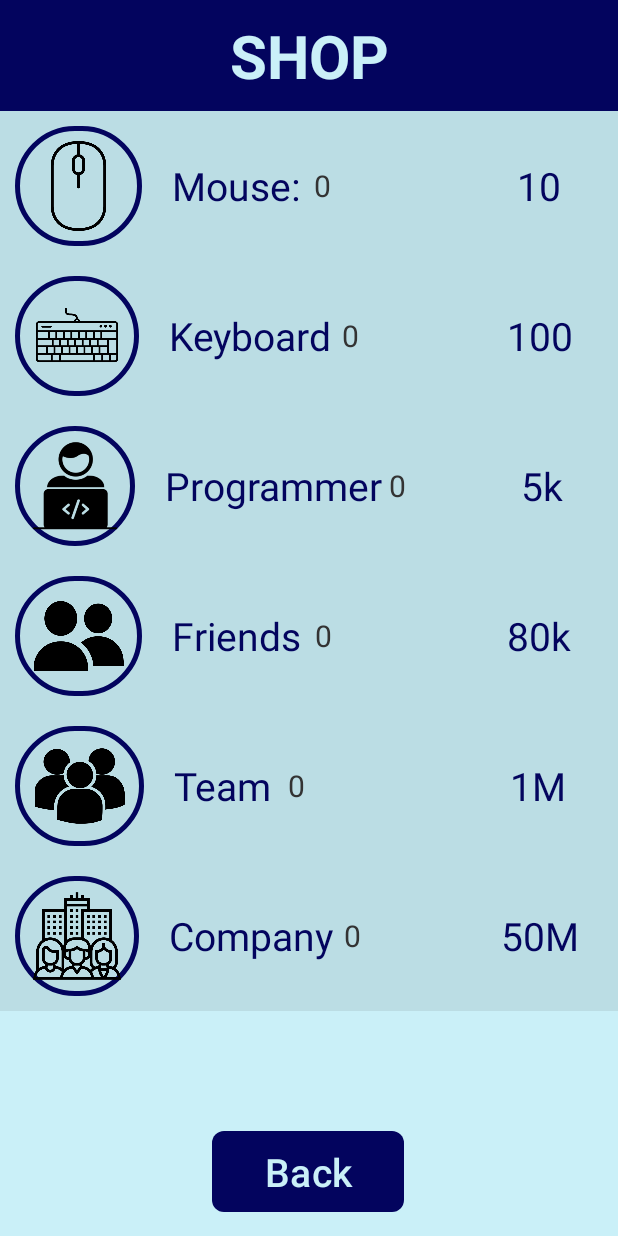
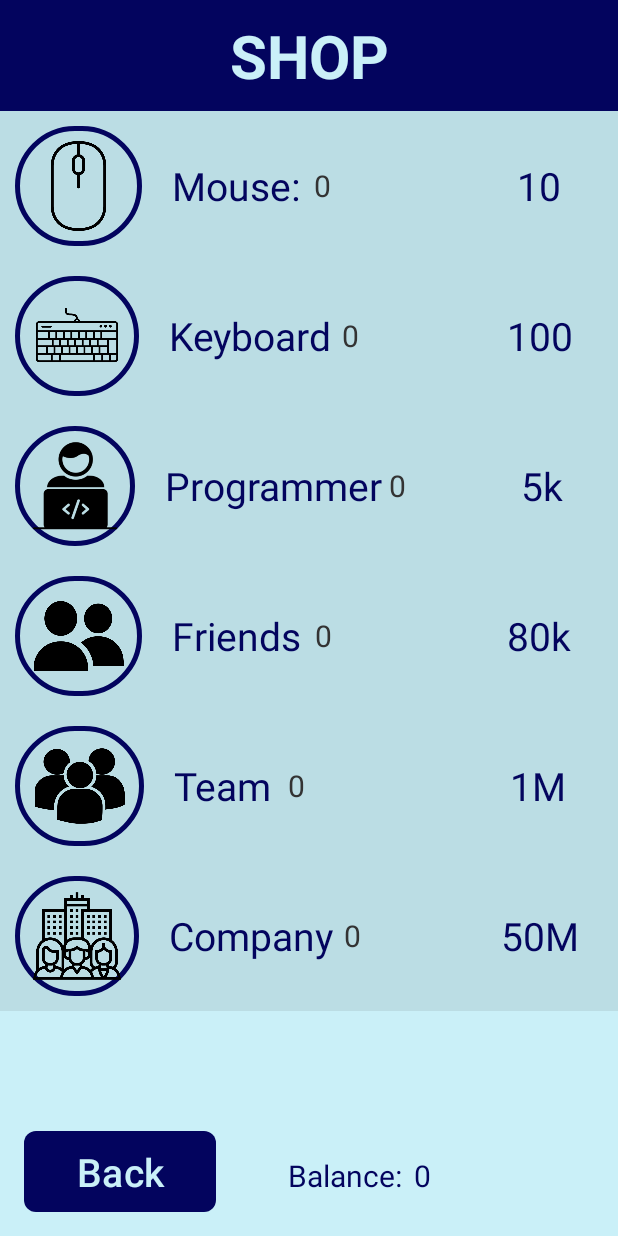
Before and after one commit to yelyseiruban/computerClicker, an Android app: the layout activity_shop.xml on its own in the app's theme, with its tools: preview values and no code run, on a phone screen of 412 x 824 dp. Run offline under Robolectric (Android 15) with nearby library versions, the phone set to English and light mode, and no system bars.

```diff
--- a/app/src/main/java/com/example/clicker/ClickAction.kt
+++ b/app/src/main/java/com/example/clicker/ClickAction.kt
@@ -2,7 +2,8 @@ package com.example.clicker
 
 class ClickAction(val gameState: GameState) {
     fun clickOnComputer() {
-        gameState.pointsCount+=gameState.pointsPerClick
+        val newPointsCount = gameState.pointsCount + gameState.pointsPerClick
+        gameState.updatePointsCount(newPointsCount)
     }
 
     fun getPointsCount(): Long {
--- /dev/null
+++ b/app/src/main/java/com/example/clicker/Observer.kt
@@ -0,0 +1,18 @@
+package com.example.clicker
+
+interface Observer {
+    val listeners: MutableList<(GameState) -> Unit>
+    fun addObserver(listener: (GameState) -> Unit)
+
+    fun removeObserver(listener: (GameState) -> Unit)
+
+    fun notifyObservers()
+
+    fun updateState(newState: GameState)
+
+    fun updatePointsCount(pointsCount: Long)
+
+    fun updatePointsPerSecond(pointsPerSecond: Int)
+
+
+}
--- a/app/src/main/java/com/example/clicker/activities/ShopActivity.kt
+++ b/app/src/main/java/com/example/clicker/activities/ShopActivity.kt
@@ -10,7 +10,7 @@ import android.widget.TextView
 import com.example.clicker.GameState
 import com.example.clicker.R
 import com.example.clicker.StateAct
-import com.example.clicker.formatPrice
+import com.example.clicker.formatNumber
 import com.example.clicker.shop.Item
 import com.example.clicker.shop.ItemName
 import com.example.clicker.shop.Shop
@@ -19,11 +19,24 @@ class ShopActivity : AppCompatActivity() {
     private lateinit var stateAct: StateAct
     private lateinit var gameState: GameState
     private lateinit var shop: Shop
+    private lateinit var tvBalance: TextView
+
+    private val gameStateObserver: (GameState) -> Unit = { newState ->
+        // Update your UI based on the newState
+        updateUI(newState)
+    }
+
+    private fun updateUI(gameState: GameState) {
+        tvBalance.text = gameState.pointsCount.toString()
+    }
+
+
     override fun onCreate(savedInstanceState: Bundle?) {
         super.onCreate(savedInstanceState)
         setContentView(R.layout.activity_shop)
         stateAct = StateAct(this)
         gameState = stateAct.load()
+        gameState.addObserver(gameStateObserver)
         shop = Shop(gameState)
 
         initShop()
@@ -59,20 +72,12 @@ class ShopActivity : AppCompatActivity() {
         val tvCompanyCount: TextView = findViewById(R.id.tvCompanyCount)
         val tvCompanyPrice: TextView = findViewById(R.id.tvCompanyPrice)
         val ivCompany: ImageView = findViewById(R.id.ivCompany)
+        tvBalance = findViewById(R.id.tvBalance)
         val setInitItemValues = { tvCount: TextView,  tvPrice: TextView, item: Item ->
-            println("something")
-            println(item.itemName)
-            println(item.boughtTimes)
             tvCount.text = item.boughtTimes.toString()
-            tvPrice.text = item.getCurrentPrice().toString()
-
+            tvPrice.text = formatNumber(item.getCurrentPrice())
         }
-//        shop.items.forEach { item ->
-//            run {
-//                println(item.key)
-//                println(item.value.boughtTimes)
-//            }
-//        }
+        tvBalance.text = formatNumber(shop.gameState.pointsCount)
         shop.items.forEach { item ->
             when (item.key) {
                 ItemName.MOUSE -> {
@@ -110,9 +115,10 @@ class ShopActivity : AppCompatActivity() {
         if(shop.buy(itemName)) {
             var itemCount = tvCount.text.toString().toInt()
             itemCount++
-            tvCount.setText(itemCount.toString())
-            val formattedPrice = formatPrice(shop.items[itemName]!!.getCurrentPrice())
-            tvPrice.setText(formattedPrice)
+            tvCount.text = itemCount.toString()
+            val formattedPrice = formatNumber(shop.items[itemName]!!.getCurrentPrice())
+            tvPrice.text = formattedPrice
+            tvBalance.text = shop.gameState.pointsCount.toString()
             successAnimation(ivIcon)
         } else {
             failAnimation(ivIcon)
--- a/app/src/main/java/com/example/clicker/formatPrice.kt
+++ b/app/src/main/java/com/example/clicker/formatNumber.kt
@@ -1,6 +1,6 @@
 package com.example.clicker
 
-fun formatPrice(number: Long): String {
+fun formatNumber(number: Long): String {
     var doubleNumber = number.toDouble()
     when {
         (number >= 1_000_000_000_000L) -> {
--- a/app/src/main/res/anim/fail.xml
+++ b/app/src/main/res/anim/fail.xml
@@ -4,17 +4,17 @@
     android:interpolator="@android:anim/linear_interpolator"
     android:fillAfter="true">
     <translate
-        android:fromXDelta="100%"
-        android:toXDelta="-20%"
-        android:duration="300" />
+        android:fromXDelta="0dp"
+        android:toXDelta="20dp"
+        android:duration="100" />
     <translate
-        android:startOffset="500"
-        android:fromXDelta="-20%"
-        android:toXDelta="10%"
-        android:duration="150" />
+        android:startOffset="100"
+        android:fromXDelta="20dp"
+        android:toXDelta="-20dp"
+        android:duration="100" />
     <translate
-        android:startOffset="1000"
-        android:fromXDelta="10%"
-        android:toXDelta="0"
+        android:startOffset="200"
+        android:fromXDelta="-20dp"
+        android:toXDelta="0dp"
         android:duration="100" />
 </set>
--- a/app/src/main/res/layout/activity_shop.xml
+++ b/app/src/main/res/layout/activity_shop.xml
@@ -31,7 +31,8 @@
 
         <ScrollView
             android:layout_width="fill_parent"
-            android:layout_height="wrap_content">
+            android:layout_height="wrap_content"
+            android:paddingBottom="20dp">
             <LinearLayout
                 android:layout_width="match_parent"
                 android:layout_height="wrap_content"
@@ -325,7 +326,6 @@
                         android:textColor="@color/darkBlue"
                         android:textSize="26sp" />
                 </LinearLayout>
-
             </LinearLayout>
         </ScrollView>
     </LinearLayout>
@@ -334,8 +334,7 @@
         android:id="@+id/btnBack"
         android:layout_width="128dp"
         android:layout_height="wrap_content"
-        android:layout_marginStart="141dp"
-        android:layout_marginEnd="143dp"
+        android:layout_marginStart="16dp"
         android:layout_marginBottom="16dp"
         android:background="@drawable/ripple_effect"
         android:backgroundTint="@color/blue"
@@ -347,8 +346,32 @@
         android:textColor="@color/lightBlue"
         android:textSize="26sp"
         app:layout_constraintBottom_toBottomOf="parent"
-        app:layout_constraintEnd_toEndOf="parent"
         app:layout_constraintStart_toStartOf="parent"
         app:layout_constraintTop_toBottomOf="@+id/linearLayout" />
 
+    <TextView
+        android:id="@+id/textView11"
+        android:layout_width="wrap_content"
+        android:layout_height="wrap_content"
+        android:layout_weight="1"
+        android:text="@string/balance"
+        android:textColor="@color/darkBlue"
+        android:textSize="20sp"
+        app:layout_constraintBaseline_toBaselineOf="@+id/btnBack"
+        app:layout_constraintEnd_toEndOf="parent"
+        app:layout_constraintHorizontal_bias="0.25"
+        app:layout_constraintStart_toEndOf="@+id/btnBack" />
+
+    <TextView
+        android:id="@+id/tvBalance"
+        android:layout_width="wrap_content"
+        android:layout_height="wrap_content"
+        android:layout_marginStart="8dp"
+        android:layout_weight="1"
+        android:text="@string/initial_shop_balance"
+        android:textColor="@color/darkBlue"
+        android:textSize="20sp"
+        app:layout_constraintBaseline_toBaselineOf="@+id/btnBack"
+        app:layout_constraintStart_toEndOf="@+id/textView11" />
+
 </androidx.constraintlayout.widget.ConstraintLayout>
--- a/app/src/main/res/values/strings.xml
+++ b/app/src/main/res/values/strings.xml
@@ -27,4 +27,6 @@
     <string name="initial_team_price">1M</string>
     <string name="company">Company</string>
     <string name="initial_company_price">50M</string>
+    <string name="balance">Balance:</string>
+    <string name="initial_shop_balance">0</string>
 </resources>
```
Also changed, not shown: app/src/main/java/com/example/clicker/GameState.kt (+54 -1 lines), app/src/main/java/com/example/clicker/StateAct.kt (+8 -3 lines), app/src/main/java/com/example/clicker/activities/GameActivity.kt (+99 -9 lines), app/src/main/res/anim/fade_translate.xml (added, +32 -0 lines), app/src/main/res/drawable/border_background.xml (added, +7 -0 lines), app/src/main/res/layout/activity_game.xml (+30 -13 lines).
